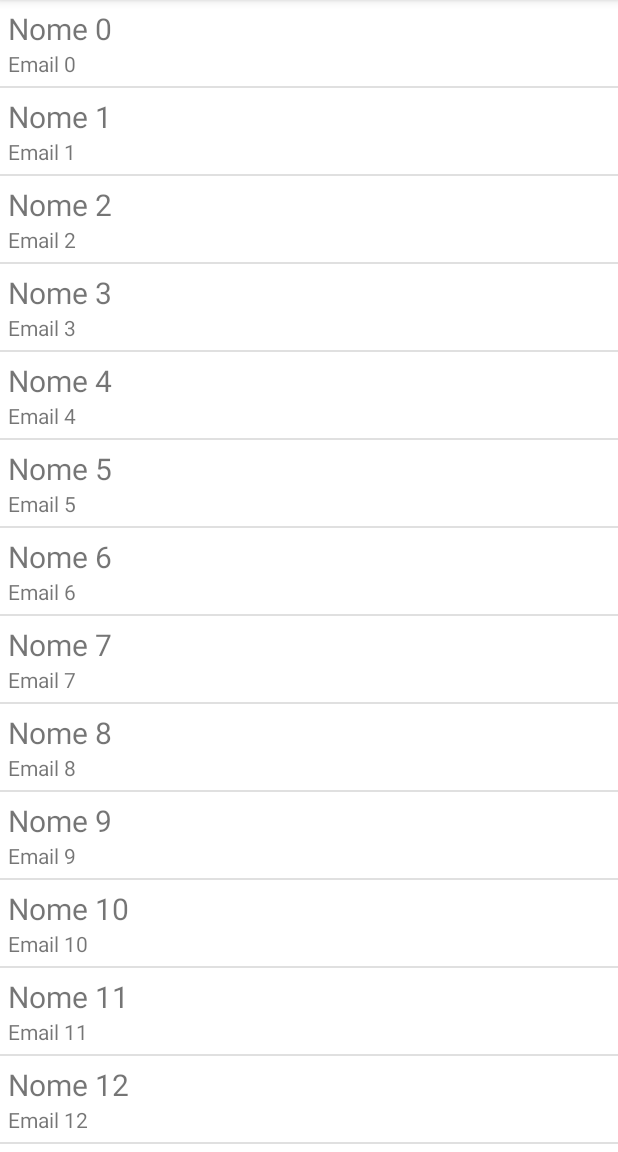
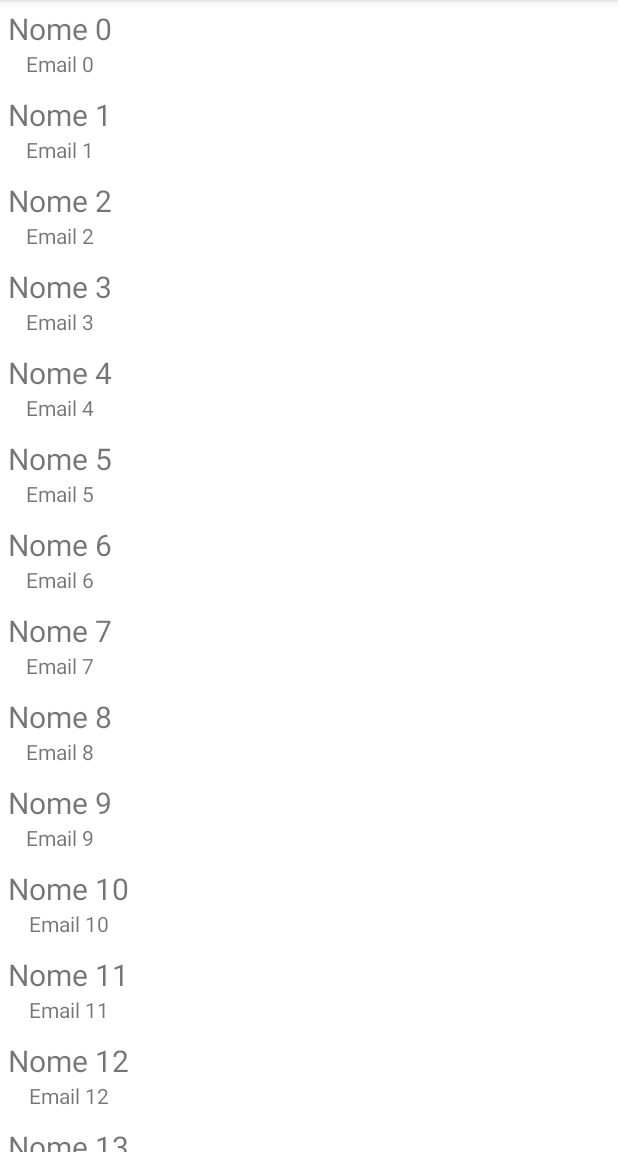
Before and after one commit to imiranda1/ifsp, an Android app: the screen it shows after launch (ContatosActivity), on a phone screen of 412 x 824 dp, the part 84-1236 px from its top. Run offline under Robolectric (Android 15) with nearby library versions, the phone set to English and light mode, and no system bars.

Commit message:
aula 19/05

```diff
--- a/Contato/app/src/main/java/br/com/imiranda/contato/ContatosActivity.java
+++ b/Contato/app/src/main/java/br/com/imiranda/contato/ContatosActivity.java
@@ -3,6 +3,7 @@ package br.com.imiranda.contato;
 import androidx.annotation.NonNull;
 import androidx.annotation.Nullable;
 import androidx.appcompat.app.AppCompatActivity;
+import androidx.recyclerview.widget.LinearLayoutManager;
 
 import android.Manifest;
 import android.content.Intent;
@@ -21,11 +22,15 @@ import android.widget.Toast;
 import java.util.ArrayList;
 
 import br.com.imiranda.contato.databinding.ActivityContatosBinding;
+import br.com.imiranda.contato.databinding.ActivityContatosRvBinding;
 
-public class ContatosActivity extends AppCompatActivity {
-    private ActivityContatosBinding activityContatosBinding;
+public class ContatosActivity extends AppCompatActivity implements OnContatoClickListener {
+    //private ActivityContatosBinding activityContatosBinding;
+    private ActivityContatosRvBinding activityContatosRvBinding;
     private ArrayList<Contato> contatosList;
-    private ContatosAdapter contatosAdapter;
+     //private ContatosAdapter contatosAdapter;
+    private ContatosRvAdapter contatosRvAdapter;
+    private LinearLayoutManager linearLayoutManager;
     private final int NOVO_CONTATO_REQUEST_CODE = 0;
     private final int EDITAR_CONTATO_REQUEST_CODE = 1;
     private final int PERMISSAO_LIGACAO_REQUEST_CODE = 0;
@@ -34,37 +39,49 @@ public class ContatosActivity extends AppCompatActivity {
     @Override
     protected void onCreate(Bundle savedInstanceState) {
         super.onCreate(savedInstanceState);
-        activityContatosBinding = ActivityContatosBinding.inflate(getLayoutInflater());
-        setContentView(activityContatosBinding.getRoot());
+        //activityContatosBinding = ActivityContatosBinding.inflate(getLayoutInflater());
+        //setContentView(activityContatosBinding.getRoot());
+        activityContatosRvBinding = ActivityContatosRvBinding.inflate(getLayoutInflater());
+        setContentView(activityContatosRvBinding.getRoot());
         //Instanciar DataSource
         contatosList = new ArrayList<>();
 //asda
         popularContatosList();
         //Instanciar DataSource
-        contatosAdapter = new ContatosAdapter(
-                this,
-                R.layout.view_contato,
-                contatosList);
+//        contatosAdapter = new ContatosAdapter(
+//                this,
+//                R.layout.view_contato,
+//                contatosList);
 
+
+        contatosRvAdapter = new ContatosRvAdapter(contatosList, this,getMenuInflater());
         //Associando o adapter ao ListView
-        activityContatosBinding.contatosLv.setAdapter(contatosAdapter);
+        //activityContatosBinding.contatosLv.setAdapter(contatosAdapter);
 
+
+        linearLayoutManager = new LinearLayoutManager(this);
+
+
+        //associar o rv com adaptar e layoutmanager
+
+        activityContatosRvBinding.contatosRv.setAdapter(contatosRvAdapter);
+        activityContatosRvBinding.contatosRv.setLayoutManager(linearLayoutManager);
         //registrandi listview para menu de contexto
-        registerForContextMenu(activityContatosBinding.contatosLv);
+        //registerForContextMenu(activityContatosBinding.contatosLv);
 
         //assocair um lister de click para detalhes
-        activityContatosBinding.contatosLv.setOnItemClickListener((parent, view, position, id) -> {
-            contato = contatosList.get(position);
-            Intent detalhesIntent = new Intent(this, ContatoActivity.class);
-            detalhesIntent.putExtra(Intent.EXTRA_USER,contato);
-            startActivity(detalhesIntent);
-        });
+//        activityContatosBinding.contatosLv.setOnItemClickListener((parent, view, position, id) -> {
+//            contato = contatosList.get(position);
+//            Intent detalhesIntent = new Intent(this, ContatoActivity.class);
+//            detalhesIntent.putExtra(Intent.EXTRA_USER,contato);
+//            startActivity(detalhesIntent);
+//        });
     }
 
     @Override
     protected void onDestroy() {
         super.onDestroy();
-        unregisterForContextMenu(activityContatosBinding.contatosLv);
+        //unregisterForContextMenu(activityContatosBinding.contatosLv);
 
     }
         private void popularContatosList(){
@@ -106,7 +123,8 @@ public class ContatosActivity extends AppCompatActivity {
             Contato contato = (Contato) data.getSerializableExtra(Intent.EXTRA_USER);
             if(contato != null){
                 contatosList.add(contato);
-                contatosAdapter.notifyDataSetChanged();
+                //contatosAdapter.notifyDataSetChanged();
+                contatosRvAdapter.notifyDataSetChanged();
             }
         }else{
             if(requestCode == EDITAR_CONTATO_REQUEST_CODE && resultCode == RESULT_OK){
@@ -116,7 +134,8 @@ public class ContatosActivity extends AppCompatActivity {
                 if(contato != null && posicao != -1){
                     contatosList.remove(posicao);
                     contatosList.add(posicao,contato);
-                    contatosAdapter.notifyDataSetChanged();
+                    //contatosAdapter.notifyDataSetChanged();
+                    contatosRvAdapter.notifyDataSetChanged();
                 }
             }
         }
@@ -130,8 +149,10 @@ public class ContatosActivity extends AppCompatActivity {
 
     @Override
     public boolean onContextItemSelected(@NonNull MenuItem item) {
-        AdapterView.AdapterContextMenuInfo menuInfo = (AdapterView.AdapterContextMenuInfo)item.getMenuInfo();
-        contato = contatosAdapter.getItem(menuInfo.position);
+        //AdapterView.AdapterContextMenuInfo menuInfo = (AdapterView.AdapterContextMenuInfo)item.getMenuInfo();
+        contato = contatosList.get(contatosRvAdapter.getPosicao());
+
+
         switch (item.getItemId()){
             case R.id.enviarEmailMi:
                 Intent enviarEmailIntent = new Intent (Intent.ACTION_SENDTO);
@@ -148,16 +169,17 @@ public class ContatosActivity extends AppCompatActivity {
                 Intent acessarSiteIntent = new Intent(Intent.ACTION_VIEW,Uri.parse(contato.getSite()));
                 startActivity(acessarSiteIntent);
                 return true;
-            case R.id.detalhesContatoMi:
-                //ex
-                return true;
+
             case R.id.editarContatoMi:
                 Intent editarContatoIntent = new Intent(this, ContatoActivity.class);
                 editarContatoIntent.putExtra(Intent.EXTRA_USER, contato);
-                editarContatoIntent.putExtra(Intent.EXTRA_INDEX, menuInfo.position);
+                editarContatoIntent.putExtra(Intent.EXTRA_INDEX, contatosRvAdapter.getPosicao());
                 startActivityForResult(editarContatoIntent,EDITAR_CONTATO_REQUEST_CODE);
                 return true;
             case R.id.removerContatoMi:
+                Toast.makeText(this, contato.getNome() + " foi removido com sucesso!", Toast.LENGTH_SHORT).show();
+                contatosList.remove(contatosRvAdapter.getPosicao());
+                contatosRvAdapter.notifyDataSetChanged();
                 return true;
             default:
                 return false;
@@ -187,5 +209,11 @@ public class ContatosActivity extends AppCompatActivity {
         }
     }
 
-
+    @Override
+    public void onContatoClick(int posicao) {
+        contato = contatosList.get(posicao);
+        Intent detalhesIntent = new Intent(this, ContatoActivity.class);
+        detalhesIntent.putExtra(Intent.EXTRA_USER,contato);
+        startActivity(detalhesIntent);
+    }
 }
--- /dev/null
+++ b/Contato/app/src/main/java/br/com/imiranda/contato/ContatosRvAdapter.java
@@ -0,0 +1,106 @@
+package br.com.imiranda.contato;
+
+import android.view.ContextMenu;
+import android.view.LayoutInflater;
+import android.view.MenuInflater;
+import android.view.View;
+import android.view.ViewGroup;
+import android.widget.TextView;
+
+import androidx.annotation.NonNull;
+import androidx.recyclerview.widget.RecyclerView;
+
+import java.util.ArrayList;
+
+import br.com.imiranda.contato.databinding.ViewContatoBinding;
+
+public class ContatosRvAdapter extends
+        RecyclerView.Adapter<ContatosRvAdapter.ContatoViewHolder> {
+
+    public class ContatoViewHolder extends RecyclerView.ViewHolder implements View.OnCreateContextMenuListener{
+        private final TextView nomeContatoTv;
+        private final TextView emailContatoTv;
+
+
+        public ContatoViewHolder(View viewContato) {
+            super(viewContato);
+            nomeContatoTv = viewContato.findViewById(R.id.nomeContatoTv);
+            emailContatoTv = viewContato.findViewById(R.id.emailContatoTv);
+            viewContato.setOnCreateContextMenuListener(this);
+        }
+
+        public TextView getNomeContatoTv() {
+            return nomeContatoTv;
+        }
+
+        public TextView getEmailContatoTv() {
+            return emailContatoTv;
+        }
+
+        @Override
+        public void onCreateContextMenu(ContextMenu menu, View v, ContextMenu.ContextMenuInfo menuInfo) {
+//            menu.add(R.id.acoesMg, R.id.enviarEmailMi,0,R.string.enviar_e_mail);
+//            menu.add(R.id.acoesMg, R.id.ligarMi,0,R.string.chamar);
+//            menu.add(R.id.acoesMg, R.id.acessarSiteMi,0,R.string.acessar_site);
+//            menu.add(R.id.contatoMg,R.id.editarContatoMi,0,R.string.editar);
+//            menu.add(R.id.contatoMg,R.id.removerContatoMi,0,R.string.remover);
+
+            menuInflater.inflate(R.menu.context_menu_contato,menu);
+        }
+    }
+
+    private ArrayList<Contato> contatosList;
+    private OnContatoClickListener onContatoClickListener;
+    private int posicao;
+    private MenuInflater menuInflater;
+
+    public ContatosRvAdapter(ArrayList<Contato> contatosList,OnContatoClickListener onContatoClickListener, MenuInflater menuInflater){
+        this.contatosList = contatosList;
+        this.onContatoClickListener = onContatoClickListener;
+        this.menuInflater = menuInflater;
+    }
+
+    //chamado pelo layout manager sempre que uma célula precisa ser criada
+    @NonNull
+    @Override
+    public ContatoViewHolder onCreateViewHolder(@NonNull ViewGroup parent, int viewType) {
+        ViewContatoBinding viewContatoBinding = ViewContatoBinding.inflate(LayoutInflater.from(parent.getContext()));
+        ContatoViewHolder contatoViewHolder  = new ContatoViewHolder(viewContatoBinding.getRoot());
+
+        return contatoViewHolder;
+    }
+    //atualizar valor da célula
+    @Override
+    public void onBindViewHolder(@NonNull ContatoViewHolder holder, int position) {
+        //buscar contato
+        Contato contato = contatosList.get(position);
+        //seta os valores no viewHolder
+        holder.getNomeContatoTv().setText(contato.getNome());
+        holder.getEmailContatoTv().setText(contato.getEmail());
+
+        //seta onclicklistener de cada celular
+
+        holder.itemView.setOnClickListener((v)->
+                onContatoClickListener.onContatoClick(position));
+
+        //on long click listener
+        holder.itemView.setOnLongClickListener((v)-> {
+            posicao = position;
+            return false;
+        });
+
+    }
+
+    @Override
+    public int getItemCount() {
+        return contatosList.size();
+    }
+
+    public int getPosicao() {
+        return posicao;
+    }
+
+    public void setPosicao(int posicao) {
+        this.posicao = posicao;
+    }
+}
--- /dev/null
+++ b/Contato/app/src/main/java/br/com/imiranda/contato/OnContatoClickListener.java
@@ -0,0 +1,7 @@
+package br.com.imiranda.contato;
+
+//interface que vai ser implementada pela activity para tratar os enventos de click em cada céula do recicler view
+
+public interface OnContatoClickListener {
+    void onContatoClick(int posicao);
+}
--- /dev/null
+++ b/Contato/app/src/main/res/layout/activity_contatos_rv.xml
@@ -0,0 +1,8 @@
+<?xml version="1.0" encoding="utf-8"?>
+<androidx.recyclerview.widget.RecyclerView
+    xmlns:android="http://schemas.android.com/apk/res/android"
+    android:layout_width="match_parent"
+    android:layout_height="match_parent"
+    android:id="@+id/contatosRv">
+
+</androidx.recyclerview.widget.RecyclerView>
--- a/Contato/app/src/main/res/menu/context_menu_contato.xml
+++ b/Contato/app/src/main/res/menu/context_menu_contato.xml
@@ -3,24 +3,21 @@
 <group android:id="@+id/acoesMg">
     <item
         android:id="@+id/enviarEmailMi"
-        android:title="Enviar E-mail"/>
+        android:title="@string/enviar_e_mail"/>
     <item
         android:id="@+id/ligarMi"
-        android:title="Chamar"/>
+        android:title="@string/chamar"/>
     <item
         android:id="@+id/acessarSiteMi"
-        android:title="Acessar Site"/>
+        android:title="@string/acessar_site"/>
 
 </group>
     <group android:id="@+id/contatoMg">
         <item
-            android:id="@+id/detalhesContatoMi"
-            android:title="Detalhes"/>
-        <item
             android:id="@+id/editarContatoMi"
-            android:title="Editar"/>
+            android:title="@string/editar"/>
         <item
             android:id="@+id/removerContatoMi"
-            android:title="Remover"/>
+            android:title="@string/remover"/>
     </group>
 </menu>
--- a/Contato/app/src/main/res/values/strings.xml
+++ b/Contato/app/src/main/res/values/strings.xml
@@ -1,3 +1,8 @@
 <resources>
     <string name="app_name">Contato</string>
+    <string name="enviar_e_mail">Enviar E-mail</string>
+    <string name="chamar">Chamar</string>
+    <string name="acessar_site">Acessar Site</string>
+    <string name="editar">Editar</string>
+    <string name="remover">Remover</string>
 </resources>
```
